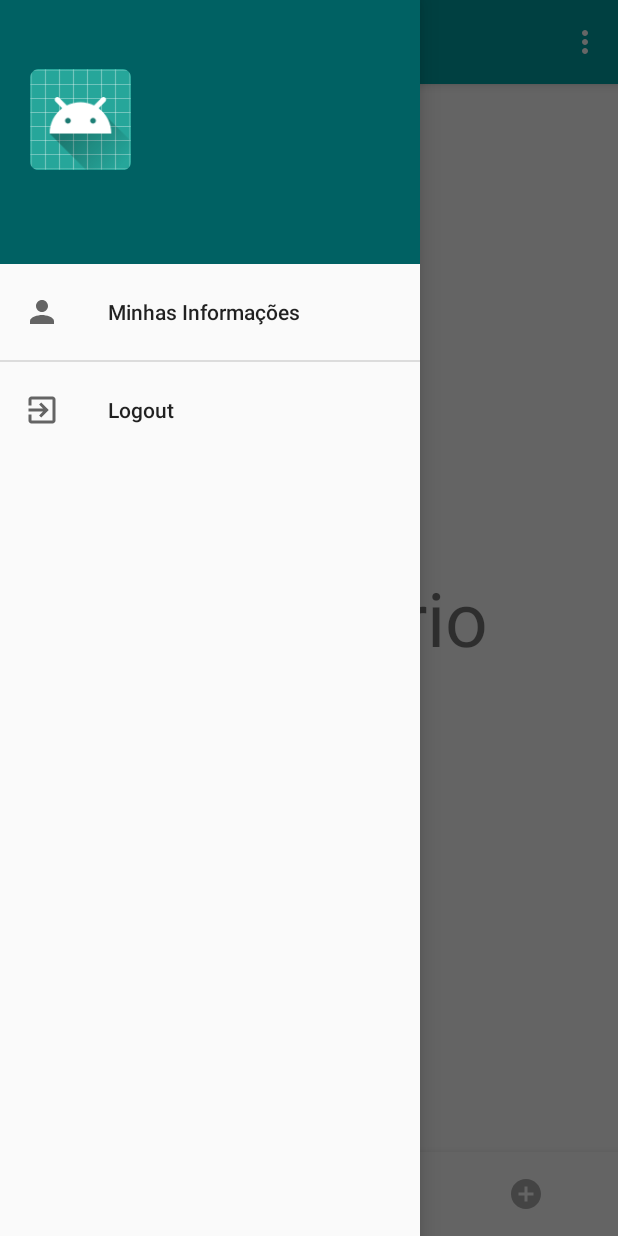
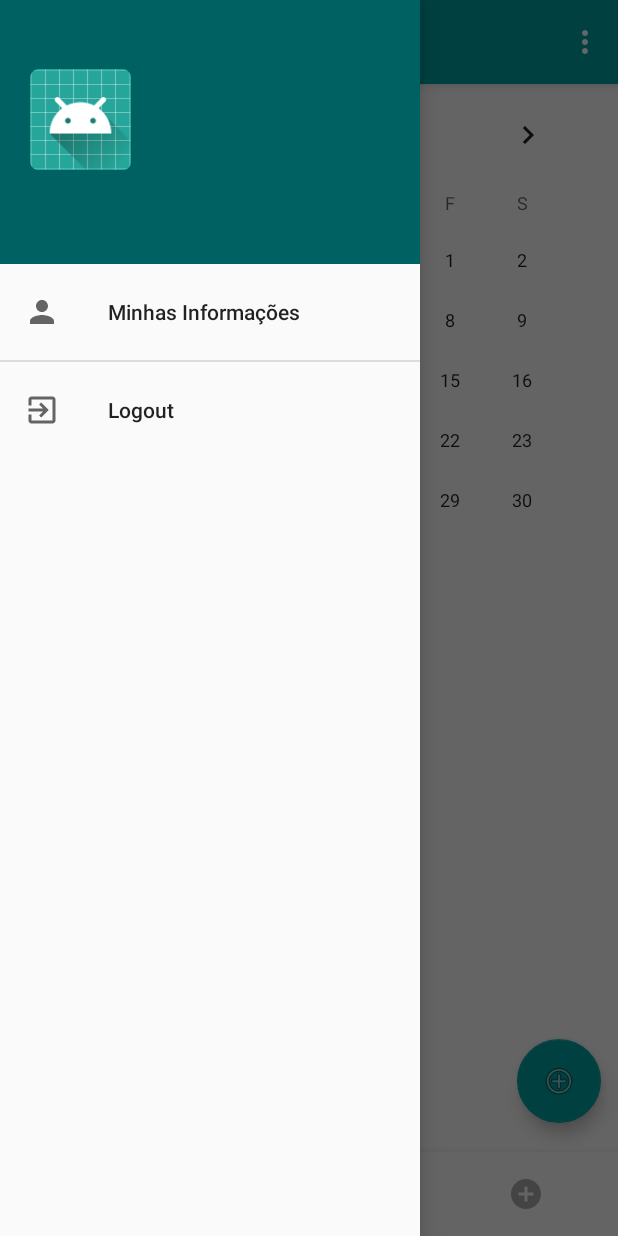
Before and after one commit to SampaioFelipe/MDS, an Android app: the fragment CalendarioFragment placed in its activity, with the side drawer open, on a phone screen of 412 x 824 dp. Run offline under Robolectric (Android 15) with nearby library versions, the phone set to English and light mode, and no system bars; our stand-ins replace Firebase (no records; nobody signed in at launch, a user with empty details on screens opened directly); libraries missing offline, so code that uses them is left out: com.firebase.ui; 5 statements that could not run were skipped.

Commit message:
Merge com implementação principal do aplicativo
Uso de fragments
Melhorias na estrutura de pastas

```diff
--- a/app/src/main/java/br/ufscar/dc/mds/curumim/activities/homeFragments/CalendarioFragment.java
+++ b/app/src/main/java/br/ufscar/dc/mds/curumim/activities/homeFragments/CalendarioFragment.java
@@ -1,18 +1,53 @@
 package br.ufscar.dc.mds.curumim.activities.homeFragments;
 
 import android.content.Context;
+import android.content.Intent;
 import android.net.Uri;
 import android.os.Bundle;
+import android.support.annotation.NonNull;
+import android.support.annotation.Nullable;
+import android.support.design.widget.FloatingActionButton;
 import android.support.v4.app.Fragment;
 import android.view.LayoutInflater;
 import android.view.View;
 import android.view.ViewGroup;
+import android.widget.CalendarView;
+import android.widget.ListView;
 
+import com.google.firebase.auth.FirebaseAuth;
+import com.google.firebase.database.DataSnapshot;
+import com.google.firebase.database.DatabaseError;
+import com.google.firebase.database.DatabaseReference;
+import com.google.firebase.database.FirebaseDatabase;
+import com.google.firebase.database.GenericTypeIndicator;
+import com.google.firebase.database.ValueEventListener;
+
+import java.text.ParseException;
+import java.text.SimpleDateFormat;
+import java.util.ArrayList;
+import java.util.Collections;
+import java.util.Date;
+import java.util.Locale;
+import java.util.Objects;
+
+import br.ufscar.dc.mds.curumim.utils.AtividadeAdapter;
+import br.ufscar.dc.mds.curumim.activities.CadastroAtividadeActivity;
 import br.ufscar.dc.mds.curumim.R;
+import br.ufscar.dc.mds.curumim.entities.Atividade;
+
+import static android.app.Activity.RESULT_OK;
 
 public class CalendarioFragment extends Fragment {
 
     private OnFragmentInteractionListener mListener;
+
+    private CalendarView viewCalendario;
+
+    private SimpleDateFormat dateFormat;
+    private Date diaSelecionado;
+
+    private DatabaseReference databaseRef;
+    private ArrayList<Atividade> listaAtividadesDia;
 
     public CalendarioFragment() {
         // Required empty public constructor
@@ -30,8 +65,75 @@ public class CalendarioFragment extends Fragment {
     @Override
     public View onCreateView(LayoutInflater inflater, ViewGroup container,
                              Bundle savedInstanceState) {
-        // Inflate the layout for this fragment
         return inflater.inflate(R.layout.fragment_calendario, container, false);
+    }
+
+    @Override
+    public void onViewCreated(View view, @Nullable Bundle savedInstanceState) {
+        viewCalendario = view.findViewById(R.id.calendarView);
+        final FloatingActionButton botaoAdicionarAtividade = view.findViewById(R.id.botaoAdicionarAtividadeCalendario);
+
+        viewCalendario.setOnDateChangeListener(new CalendarView.OnDateChangeListener() {
+            @Override
+            public void onSelectedDayChange(@NonNull CalendarView calendarView, int i, int i1, int i2) {
+                try {
+                    diaSelecionado = dateFormat.parse(i2 + "/" + (i1 + 1) + "/" + i);
+                } catch (ParseException e) {
+                    diaSelecionado = new Date(viewCalendario.getDate());
+                }
+                botaoAdicionarAtividade.setVisibility(View.VISIBLE);
+                showDayActivities();
+            }
+        });
+
+        databaseRef = FirebaseDatabase.getInstance().getReference("users/" + FirebaseAuth.getInstance().getUid() + "/atividades");
+        dateFormat = new SimpleDateFormat("dd/MM/yyyy", Locale.US);
+
+        databaseRef.addValueEventListener(new ValueEventListener() {
+            @Override
+            public void onDataChange(DataSnapshot dataSnapshot) {
+                GenericTypeIndicator<ArrayList<Atividade>> t = new GenericTypeIndicator<ArrayList<Atividade>>(){};
+
+                listaAtividadesDia = dataSnapshot.getValue(t);
+                showDayActivities();
+            }
+
+            @Override
+            public void onCancelled(DatabaseError databaseError) {
+                listaAtividadesDia = new ArrayList<>();
+            }
+        });
+
+        botaoAdicionarAtividade.setOnClickListener(new View.OnClickListener() {
+            @Override
+            public void onClick(View view) {
+                Intent intentAdicionaAtividade = new Intent(getActivity(), CadastroAtividadeActivity.class);
+                startActivityForResult(intentAdicionaAtividade, 0);
+                showDayActivities();
+            }
+        });
+
+        diaSelecionado = new Date(viewCalendario.getDate());
+    }
+
+    @Override
+    public void onActivityResult(int requestCode, int resultCode, Intent data) {
+        super.onActivityResult(requestCode, resultCode, data);
+
+        if (requestCode == 0) {
+            if (resultCode == RESULT_OK) {
+                if (listaAtividadesDia == null)
+                {
+                    listaAtividadesDia = new ArrayList<>();
+                }
+
+                String novaAtividadeCodificada = data.getStringExtra("atividade");
+                Atividade novaAtividade = new Atividade(dateFormat.format(diaSelecionado), novaAtividadeCodificada);
+                listaAtividadesDia.add(novaAtividade);
+                databaseRef.setValue(listaAtividadesDia);
+                showDayActivities();
+            }
+        }
     }
 
     public void onButtonPressed(Uri uri) {
@@ -57,18 +159,23 @@ public class CalendarioFragment extends Fragment {
         mListener = null;
     }
 
-    /**
-     * This interface must be implemented by activities that contain this
-     * fragment to allow an interaction in this fragment to be communicated
-     * to the activity and potentially other fragments contained in that
-     * activity.
-     * <p>
-     * See the Android Training lesson <a href=
-     * "http://developer.android.com/training/basics/fragments/communicating.html"
-     * >Communicating with Other Fragments</a> for more information.
-     */
     public interface OnFragmentInteractionListener {
-        // TODO: Update argument type and name
         void onFragmentInteraction(Uri uri);
     }
+
+    private void showDayActivities() {
+        ArrayList<Atividade> listaAtividadesDiaSelecionado = new ArrayList<>();
+
+        if (listaAtividadesDia != null) {
+            Collections.sort(listaAtividadesDia);
+            for (Atividade a : listaAtividadesDia) {
+                if (Objects.equals(dateFormat.format(a.horario), dateFormat.format(diaSelecionado))) {
+                    listaAtividadesDiaSelecionado.add(a);
+                }
+            }
+        }
+
+        ListView lista = getView().findViewById(R.id.listaAtividades);
+        lista.setAdapter(new AtividadeAdapter(listaAtividadesDiaSelecionado, getActivity()));
+    }
 }
--- a/app/src/main/res/layout/activity_cadastro_atividade.xml
+++ b/app/src/main/res/layout/activity_cadastro_atividade.xml
@@ -5,7 +5,7 @@
     android:layout_width="match_parent"
     android:layout_height="match_parent"
     android:layout_marginBottom="@dimen/calendar_activity_list_margin"
-    tools:context="br.ufscar.dc.mds.curumim.CadastroAtividadeActivity">
+    tools:context="br.ufscar.dc.mds.curumim.activities.CadastroAtividadeActivity">
 
     <android.support.v7.widget.Toolbar
         android:id="@+id/toolbarCadastroAtividade"
--- a/app/src/main/res/layout/fragment_calendario.xml
+++ b/app/src/main/res/layout/fragment_calendario.xml
@@ -1,14 +1,46 @@
-<FrameLayout xmlns:android="http://schemas.android.com/apk/res/android"
+<?xml version="1.0" encoding="utf-8"?>
+<android.support.design.widget.CoordinatorLayout xmlns:android="http://schemas.android.com/apk/res/android"
+    xmlns:app="http://schemas.android.com/apk/res-auto"
     xmlns:tools="http://schemas.android.com/tools"
     android:layout_width="match_parent"
     android:layout_height="match_parent"
-    tools:context="br.ufscar.dc.mds.curumim.activities.homeFragments.CalendarioFragment">
+    tools:context="br.ufscar.dc.mds.curumim.MainActivity">
 
-    <TextView
+    <RelativeLayout
         android:layout_width="match_parent"
         android:layout_height="match_parent"
-        android:textSize="50dp"
-        android:gravity="center"
-        android:text="Calendario" />
+        android:layout_marginBottom="@dimen/calendar_activity_list_margin"
+        android:layout_marginLeft="@dimen/calendar_activity_list_margin"
+        android:layout_marginRight="@dimen/calendar_activity_list_margin">
 
-</FrameLayout>
+        <CalendarView
+            android:id="@+id/calendarView"
+            android:layout_width="match_parent"
+            android:layout_height="wrap_content"
+            android:layout_marginLeft="@dimen/calendar_activity_list_margin"
+            android:layout_marginRight="@dimen/calendar_activity_list_margin"
+            app:layout_constraintEnd_toEndOf="parent"
+            app:layout_constraintHorizontal_bias="0.5"
+            app:layout_constraintStart_toStartOf="parent" />
+
+        <ListView
+            android:id="@+id/listaAtividades"
+            android:layout_width="wrap_content"
+            android:layout_height="wrap_content"
+            android:layout_below="@id/calendarView"/>
+
+    </RelativeLayout>
+
+    <android.support.design.widget.FloatingActionButton
+        android:id="@+id/botaoAdicionarAtividadeCalendario"
+        android:layout_width="wrap_content"
+        android:layout_height="wrap_content"
+        android:layout_gravity="bottom|end"
+        android:layout_marginBottom="19dp"
+        android:layout_marginEnd="11dp"
+        android:clickable="true"
+        android:focusable="true"
+        android:src="@android:drawable/ic_menu_add"
+        app:layout_behavior="br.ufscar.dc.mds.curumim.utils.FadeFloatingButtonBehavior" />
+
+</android.support.design.widget.CoordinatorLayout>
```
Also changed, not shown: app/src/main/AndroidManifest.xml (+9 -0 lines), app/src/main/java/br/ufscar/dc/mds/curumim/Atividade.java (deleted, +0 -51 lines), app/src/main/java/br/ufscar/dc/mds/curumim/AtividadeAdapter.java (deleted, +0 -56 lines), app/src/main/java/br/ufscar/dc/mds/curumim/CadastroAtividadeActivity.java (deleted, +0 -110 lines), app/src/main/java/br/ufscar/dc/mds/curumim/CalendarioActivity.java (deleted, +0 -126 lines), app/src/main/java/br/ufscar/dc/mds/curumim/FadeFloatingButtonBehavior.java (deleted, +0 -48 lines), app/src/main/java/br/ufscar/dc/mds/curumim/MainActivity.java (deleted, +0 -48 lines).
